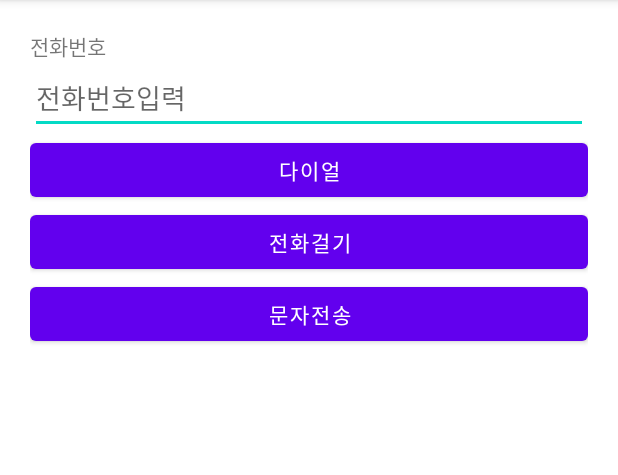
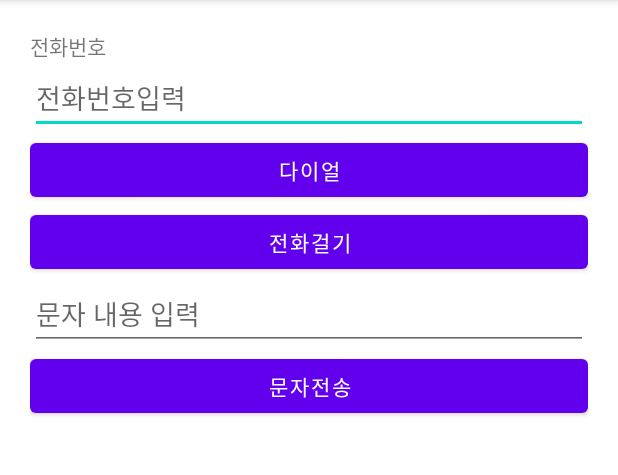
Before and after one commit to MrNubi/CallMeBaby_20222016, an Android app: the screen it shows after launch (MainActivity), after a tap on "문자전송", on a phone screen of 412 x 824 dp, the part 84-559 px from its top. Run offline under Robolectric (Android 15) with nearby library versions, the phone set to English and light mode, and no system bars.

```diff
--- a/app/src/main/java/com/beyond/callmebaby_20222016/MainActivity.kt
+++ b/app/src/main/java/com/beyond/callmebaby_20222016/MainActivity.kt
@@ -42,12 +42,16 @@ class MainActivity : AppCompatActivity() {
 
         btn_Message.setOnClickListener {
 
-            val phoneNumber = EDT_Phone.text.toString()
+            val phoneNumber = EDT_Phone.text.toString()//EDT_SMS
+            val EDT_SMS = EDT_SMS.text.toString()
 
             //인텐트는 항상 어디론가 향해있어야 함, URI로 알려줘라
             val mUrii = Uri.parse("smsto:$phoneNumber")//띄어쓰기는 오류 원인
 
             val intent = Intent(Intent.ACTION_SENDTO, mUrii)
+
+            intent.putExtra("sms_body", EDT_SMS)
+            //이름 고정, 우리가 컨트롤 불가, 쟤내가 만든대로 붙여줘야됨
 
             startActivity(intent)
 
--- a/app/src/main/res/layout/activity_main.xml
+++ b/app/src/main/res/layout/activity_main.xml
@@ -31,6 +31,12 @@
         android:layout_width="match_parent"
         android:layout_height="wrap_content"
         android:text="전화걸기"></Button>
+
+    <EditText
+        android:layout_width="match_parent"
+        android:layout_height="wrap_content"
+        android:hint="문자 내용 입력"
+        android:id="@+id/EDT_SMS"></EditText>
     <Button
         android:id="@+id/btn_Message"
         android:layout_width="match_parent"
```
